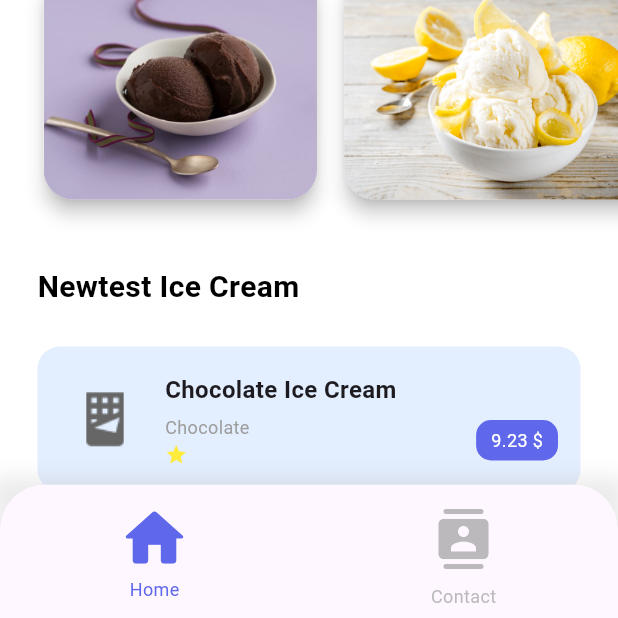
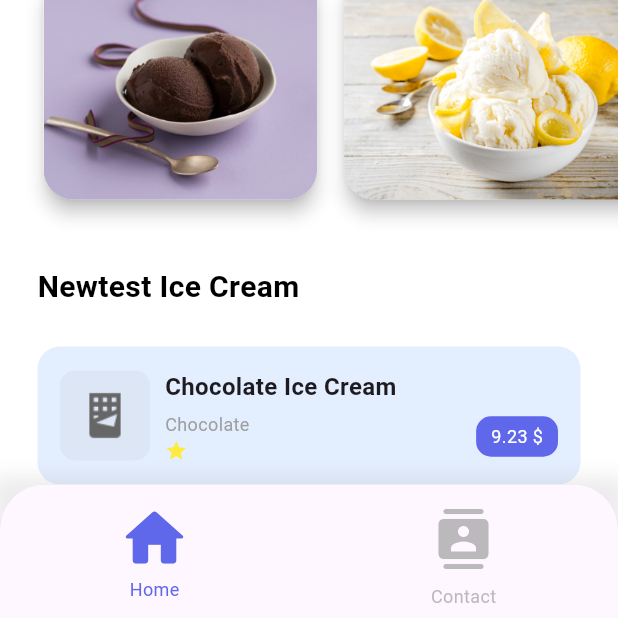
Before and after one commit to RomainDoyen/ice_creams, a Flutter app: the screen it shows after launch, on a phone screen of 412 x 824 dp, the part 618-1236 px from its top. Run offline on Flutter 3.47's test engine with Material 3 defaults, Android fonts, the phone set to English and light mode, and no system bars; our stand-ins replace flutter_map, latlong2, readmore.

Commit message:
refactor: Add background color decoration to icons in newest.dart and header.dart

```diff
--- a/lib/pages/home/widgets/newest.dart
+++ b/lib/pages/home/widgets/newest.dart
@@ -15,16 +15,26 @@ class NewestIceCream extends StatelessWidget {
           padding: const EdgeInsets.all(15),
           margin: const EdgeInsets.only(bottom: 20),
           decoration: BoxDecoration(
-            color: Color(0xFFE3EEFF),
+            color: const Color(0xFFE3EEFF),
             borderRadius: BorderRadius.circular(15),
           ),
-          child: Row(children: [
-            ClipRRect(
-              borderRadius: BorderRadius.circular(5),
-              child: Image.asset(icecream.icon, width: 60),
+          child: Row(
+            children: [
+              Container(
+                width: 60,
+                height: 60,
+                decoration: BoxDecoration(
+                  color: Colors.grey.withOpacity(0.1),
+                  borderRadius: BorderRadius.circular(10),
+                ),
+                child: Padding(
+                  padding: const EdgeInsets.all(10),
+                  child: Image.asset(icecream.icon),
+                ),
               ),
               const SizedBox(width: 10),
-            Expanded(child: Column(
+              Expanded(
+                child: Column(
                   crossAxisAlignment: CrossAxisAlignment.start,
                   children: [
                     Text(
@@ -57,7 +67,8 @@ class NewestIceCream extends StatelessWidget {
                           ],
                         ),
                         Container(
-                        padding: const EdgeInsets.symmetric(horizontal: 10, vertical: 5),
+                          padding: const EdgeInsets.symmetric(
+                              horizontal: 10, vertical: 5),
                           decoration: BoxDecoration(
                             color: const Color(0xFF5F67EA),
                             borderRadius: BorderRadius.circular(10),
@@ -73,7 +84,7 @@ class NewestIceCream extends StatelessWidget {
                       ],
                     ),
                   ],
-              )
+                ),
               )
             ],
           ),
```
Also changed, not shown: lib/pages/detail/widgets/header.dart (+12 -1 lines). Lines whose indentation alone changed are shown as unchanged.
